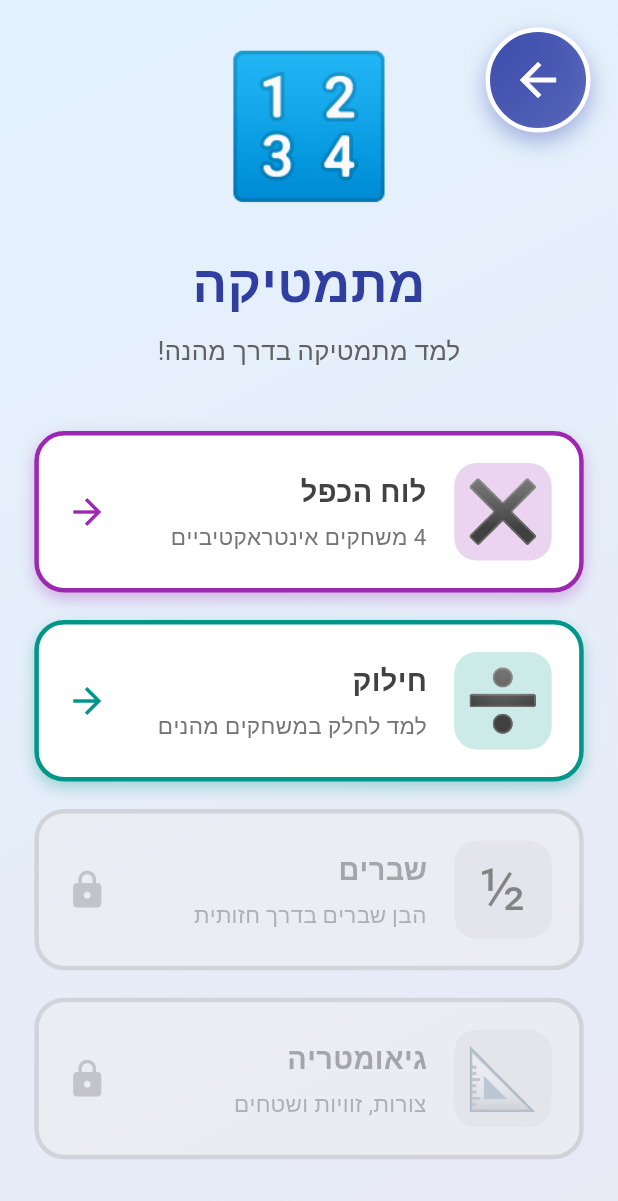
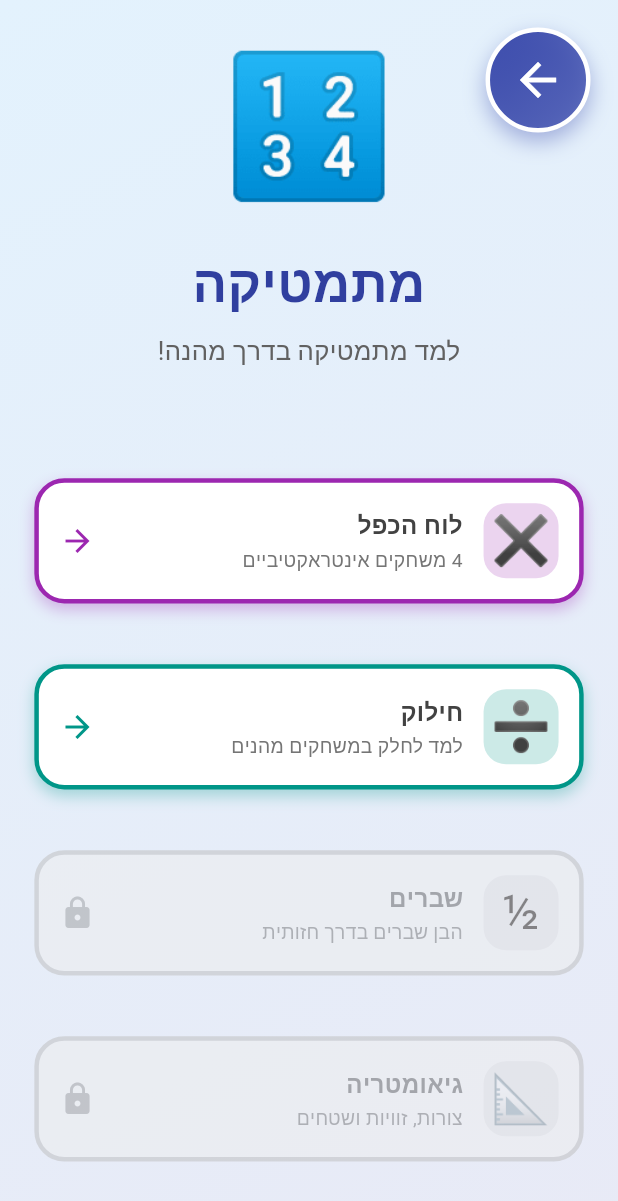
Before and after one commit to cohenra/learning-games, a Flutter app: the MathMenuScreen screen opened directly, on a phone screen of 412 x 824 dp. Shown: the top 1201 px of the screen. Run offline on Flutter 3.47's test engine with Material 3 defaults, Android fonts, the phone set to English and light mode, and no system bars; our stand-ins replace audioplayers, flutter_tts, shared_preferences; accounts and stored records are empty; Roboto replaces fonts that are missing (Rubik).

Commit message:
Fix: תיקון באגים במסכי חילוק ומתמטיכה
1. משחק מסיבת פיצה:
   - הסרת מונה פלחים שמגלה את התשובה
   - רק המטרה מוצגת, לא המצב הנוכחי

2. מסך תפריט מתמטיכה:
   - שימוש ב-spaceEvenly במקום start
   - הקטנת כרטיסים: padding 16→12, icon 65→50, fontSize 18→15
   - הסרת SizedBox בין כרטיסים
   - כל המסך מתאים ללא גלילה

```diff
--- a/lib/modules_advanced/math/division/pizza_party_game.dart
+++ b/lib/modules_advanced/math/division/pizza_party_game.dart
@@ -477,9 +477,7 @@ class _PizzaPartyGameState extends State<PizzaPartyGame> {
         borderRadius: BorderRadius.circular(16),
         border: Border.all(color: Colors.red.shade300, width: 2),
       ),
-      child: Column(
-        children: [
-          Text(
+      child: Text(
         _isHebrew
             ? 'חתוך את הפיצה ל-$_targetSlices פלחים שווים'
             : 'Cut the pizza into $_targetSlices equal slices',
@@ -489,16 +487,6 @@ class _PizzaPartyGameState extends State<PizzaPartyGame> {
           color: Colors.grey.shade800,
         ),
         textAlign: TextAlign.center,
-          ),
-          SizedBox(height: responsive.spacing(4)),
-          Text(
-            _isHebrew ? 'פלחים נוכחיים: $_currentSlices' : 'Current slices: $_currentSlices',
-            style: TextStyle(
-              fontSize: responsive.fontSize(16),
-              color: Colors.grey.shade600,
-            ),
-          ),
-        ],
       ),
     );
   }
--- a/lib/modules_advanced/math/math_menu_screen.dart
+++ b/lib/modules_advanced/math/math_menu_screen.dart
@@ -118,7 +118,7 @@ class _MathMenuScreenState extends State<MathMenuScreen>
                   ),
                 ),
 
-                SizedBox(height: responsive.spacing(20)),
+                SizedBox(height: responsive.spacing(12)),
 
                 // Math topic cards
                 Expanded(
@@ -127,7 +127,7 @@ class _MathMenuScreenState extends State<MathMenuScreen>
                       horizontal: responsive.spacing(20),
                     ),
                     child: Column(
-                      mainAxisAlignment: MainAxisAlignment.start,
+                      mainAxisAlignment: MainAxisAlignment.spaceEvenly,
                       children: [
                         _buildTopicCard(
                           context,
@@ -148,7 +148,6 @@ class _MathMenuScreenState extends State<MathMenuScreen>
                             );
                           },
                         ),
-                        SizedBox(height: responsive.spacing(16)),
                         _buildTopicCard(
                           context,
                           responsive,
@@ -167,7 +166,6 @@ class _MathMenuScreenState extends State<MathMenuScreen>
                             );
                           },
                         ),
-                        SizedBox(height: responsive.spacing(16)),
                         _buildComingSoonCard(
                           context,
                           responsive,
@@ -177,7 +175,6 @@ class _MathMenuScreenState extends State<MathMenuScreen>
                               ? 'הבן שברים בדרך חזותית'
                               : 'Understand fractions visually',
                         ),
-                        SizedBox(height: responsive.spacing(16)),
                         _buildComingSoonCard(
                           context,
                           responsive,
@@ -192,7 +189,7 @@ class _MathMenuScreenState extends State<MathMenuScreen>
                   ),
                 ),
 
-                SizedBox(height: responsive.spacing(12)),
+                SizedBox(height: responsive.spacing(8)),
               ],
             ),
           ),
@@ -214,7 +211,7 @@ class _MathMenuScreenState extends State<MathMenuScreen>
       onTap: onTap,
       borderRadius: BorderRadius.circular(20),
       child: Container(
-        padding: EdgeInsets.all(responsive.spacing(16)),
+        padding: EdgeInsets.all(responsive.spacing(12)),
         decoration: BoxDecoration(
           color: Colors.white,
           borderRadius: BorderRadius.circular(20),
@@ -230,8 +227,8 @@ class _MathMenuScreenState extends State<MathMenuScreen>
         child: Row(
           children: [
             Container(
-              width: 65,
-              height: 65,
+              width: 50,
+              height: 50,
               decoration: BoxDecoration(
                 color: color.withOpacity(0.2),
                 borderRadius: BorderRadius.circular(15),
@@ -239,11 +236,11 @@ class _MathMenuScreenState extends State<MathMenuScreen>
               child: Center(
                 child: Text(
                   icon,
-                  style: TextStyle(fontSize: responsive.iconSize(35)),
+                  style: TextStyle(fontSize: responsive.iconSize(28)),
                 ),
               ),
             ),
-            SizedBox(width: responsive.spacing(16)),
+            SizedBox(width: responsive.spacing(12)),
             Expanded(
               child: Column(
                 crossAxisAlignment: CrossAxisAlignment.start,
@@ -251,16 +248,16 @@ class _MathMenuScreenState extends State<MathMenuScreen>
                   Text(
                     title,
                     style: TextStyle(
-                      fontSize: responsive.fontSize(18),
+                      fontSize: responsive.fontSize(15),
                       fontWeight: FontWeight.bold,
                       color: Colors.grey.shade800,
                     ),
                   ),
-                  SizedBox(height: responsive.spacing(4)),
+                  SizedBox(height: responsive.spacing(2)),
                   Text(
                     description,
                     style: TextStyle(
-                      fontSize: responsive.fontSize(14),
+                      fontSize: responsive.fontSize(12),
                       color: Colors.grey.shade600,
                     ),
                   ),
@@ -270,7 +267,7 @@ class _MathMenuScreenState extends State<MathMenuScreen>
             Icon(
               _isHebrew ? Icons.arrow_back : Icons.arrow_forward,
               color: color,
-              size: 28,
+              size: 24,
             ),
           ],
         ),
@@ -288,7 +285,7 @@ class _MathMenuScreenState extends State<MathMenuScreen>
     return Opacity(
       opacity: 0.5,
       child: Container(
-        padding: EdgeInsets.all(responsive.spacing(16)),
+        padding: EdgeInsets.all(responsive.spacing(12)),
         decoration: BoxDecoration(
           color: Colors.grey.shade200,
           borderRadius: BorderRadius.circular(20),
@@ -297,8 +294,8 @@ class _MathMenuScreenState extends State<MathMenuScreen>
         child: Row(
           children: [
             Container(
-              width: 65,
-              height: 65,
+              width: 50,
+              height: 50,
               decoration: BoxDecoration(
                 color: Colors.grey.shade300,
                 borderRadius: BorderRadius.circular(15),
@@ -306,11 +303,11 @@ class _MathMenuScreenState extends State<MathMenuScreen>
               child: Center(
                 child: Text(
                   icon,
-                  style: TextStyle(fontSize: responsive.iconSize(35)),
+                  style: TextStyle(fontSize: responsive.iconSize(28)),
                 ),
               ),
             ),
-            SizedBox(width: responsive.spacing(16)),
+            SizedBox(width: responsive.spacing(12)),
             Expanded(
               child: Column(
                 crossAxisAlignment: CrossAxisAlignment.start,
@@ -318,16 +315,16 @@ class _MathMenuScreenState extends State<MathMenuScreen>
                   Text(
                     title,
                     style: TextStyle(
-                      fontSize: responsive.fontSize(18),
+                      fontSize: responsive.fontSize(15),
                       fontWeight: FontWeight.bold,
                       color: Colors.grey.shade700,
                     ),
                   ),
-                  SizedBox(height: responsive.spacing(4)),
+                  SizedBox(height: responsive.spacing(2)),
                   Text(
                     description,
                     style: TextStyle(
-                      fontSize: responsive.fontSize(14),
+                      fontSize: responsive.fontSize(12),
                       color: Colors.grey.shade600,
                     ),
                   ),
@@ -337,7 +334,7 @@ class _MathMenuScreenState extends State<MathMenuScreen>
             Icon(
               Icons.lock,
               color: Colors.grey.shade500,
-              size: 28,
+              size: 24,
             ),
           ],
         ),
```
Lines whose indentation alone changed are shown as unchanged.
